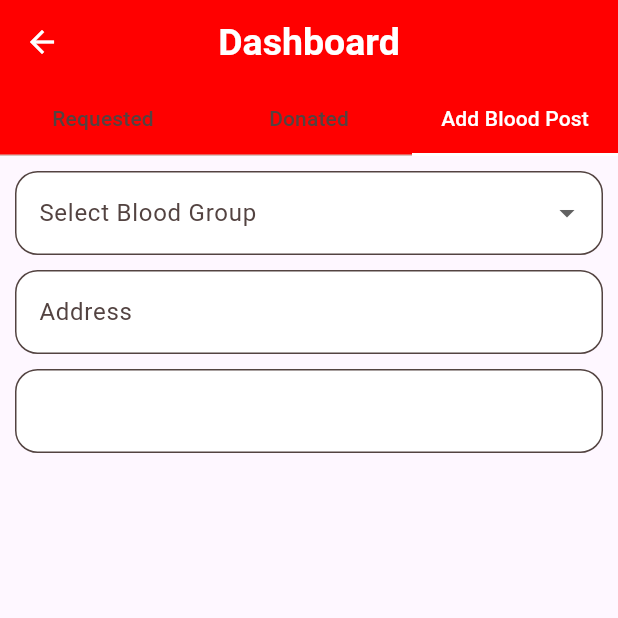
After one commit to partho-debnath/donate-blood-flutter, a Flutter app: the DashboardScreen screen opened directly, tab 3 chosen, on a phone screen of 412 x 824 dp, the top half of it. The commit adds this screen. Run offline on Flutter 3.47's test engine with Material 3 defaults, Android fonts, the phone set to English and light mode, and no system bars; our stand-ins replace get, image_picker, intl_phone_field, location, pin_code_fields; network calls fail.

Commit message:
Add Blood Post Screen added in the Dashboard

```diff
--- a/lib/applications/blood_donate.dart
+++ b/lib/applications/blood_donate.dart
@@ -75,7 +75,7 @@ class BloodDonate extends StatelessWidget {
           //   ),
           // ),
           ),
-      themeMode: ThemeMode.dark,
+      themeMode: ThemeMode.light,
       theme: ThemeData().copyWith(
         colorScheme: AppColor.colorScheme,
         appBarTheme: AppBarTheme.of(context).copyWith(
--- /dev/null
+++ b/lib/presentation/ui/screens/add_blood_post_screen.dart
@@ -0,0 +1,58 @@
+import 'dart:developer';
+
+import 'package:flutter/material.dart';
+
+class AddBloodPostScreen extends StatefulWidget {
+  const AddBloodPostScreen({super.key});
+
+  @override
+  State<AddBloodPostScreen> createState() => _AddBloodPostScreenState();
+}
+
+class _AddBloodPostScreenState extends State<AddBloodPostScreen> {
+  final GlobalKey<FormState> form = GlobalKey<FormState>();
+  @override
+  Widget build(BuildContext context) {
+    return Form(
+      key: form,
+      child: ListView(
+        padding: const EdgeInsets.all(10),
+        children: <Widget>[
+          DropdownButtonFormField(
+            decoration: const InputDecoration(
+              labelText: 'Select Blood Group',
+            ),
+            items: const <DropdownMenuItem>[
+              DropdownMenuItem(
+                value: 'A+',
+                child: Text('A+'),
+              ),
+              DropdownMenuItem(
+                value: 'A-',
+                child: Text('A-'),
+              ),
+            ],
+            onChanged: (value) {
+              log(value.toString());
+            },
+            validator: (value) {
+              if (value?.isEmpty ?? true) {
+                return 'Select Blood Group.';
+              }
+              return null;
+            },
+          ),
+          const SizedBox(height: 10),
+          TextFormField(
+            decoration: InputDecoration(
+              labelText: 'Address',
+            ),
+          ),
+          const SizedBox(height: 10),
+          // alignment: Alignment.center,
+          TextFormField(),
+        ],
+      ),
+    );
+  }
+}
--- a/lib/presentation/ui/screens/dashboard_screen.dart
+++ b/lib/presentation/ui/screens/dashboard_screen.dart
@@ -2,6 +2,7 @@ import 'package:flutter/material.dart';
 
 import './blood_donate_request_screen.dart';
 import './blood_donated_list_screen.dart';
+import './add_blood_post_screen.dart';
 
 class DashboardScreen extends StatefulWidget {
   static const String routeName = '/dashboard-screen/';
@@ -15,7 +16,7 @@ class _DashboardScreenState extends State<DashboardScreen> {
   @override
   Widget build(context) {
     return DefaultTabController(
-      length: 2,
+      length: 3,
       child: Scaffold(
         appBar: AppBar(
           title: const Text('Dashboard'),
@@ -30,13 +31,15 @@ class _DashboardScreenState extends State<DashboardScreen> {
                 text: 'Requested',
               ),
               Tab(text: 'Donated'),
+              Tab(text: 'Add Blood Post'),
             ],
           ),
         ),
         body: const TabBarView(
           children: <Widget>[
             BloodDonateRequestScreen(),
-            BloodDonatedListScreen()
+            BloodDonatedListScreen(),
+            AddBloodPostScreen(),
           ],
         ),
       ),
```
